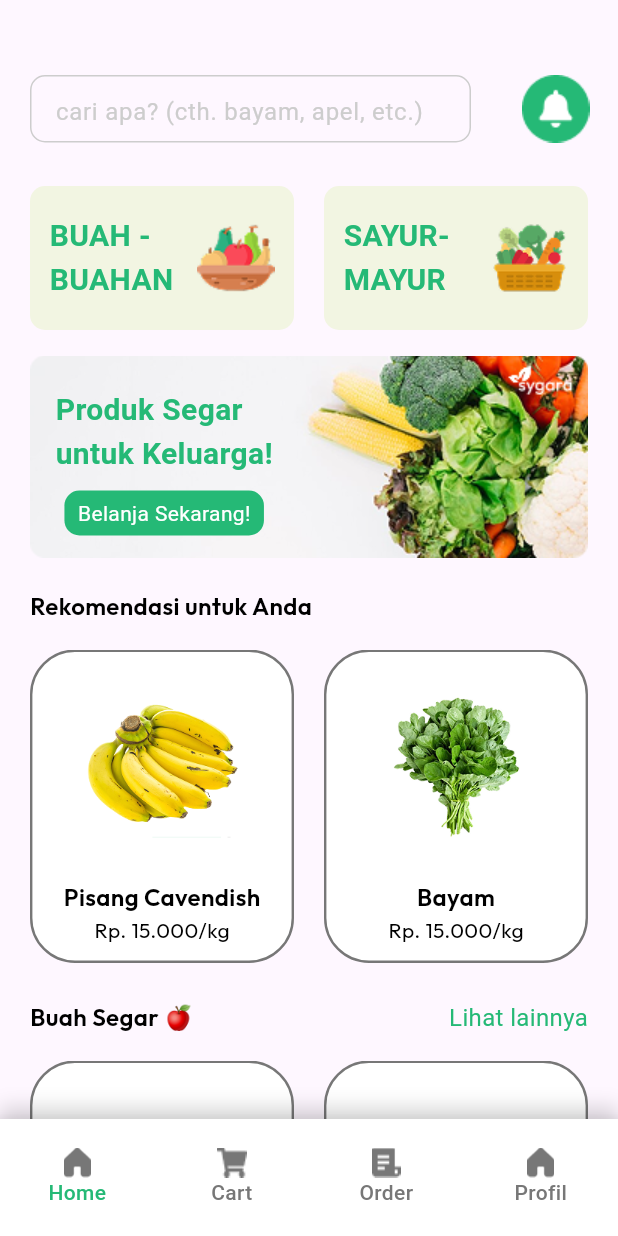
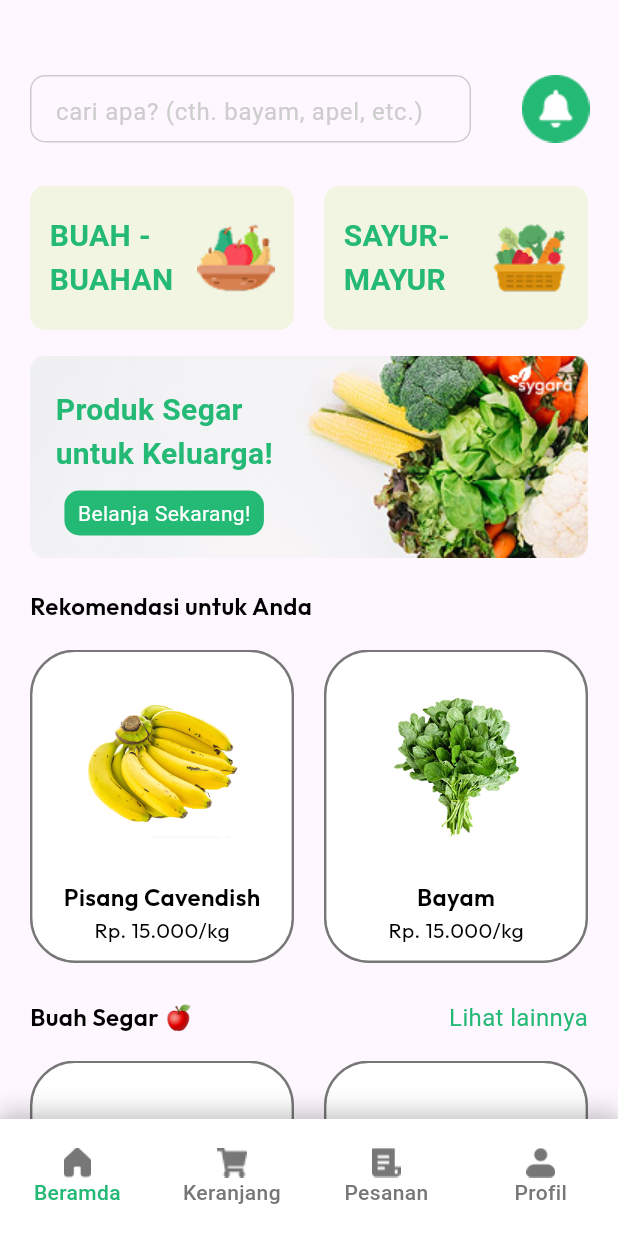
Before and after one commit to daudsutanssyah/sygara_app, a Flutter app: the screen it shows after launch, on a phone screen of 412 x 824 dp. Run offline on Flutter 3.47's test engine with Material 3 defaults, Android fonts, the phone set to English and light mode, and no system bars; our stand-ins replace google_fonts.

Commit message:
perbarui label bottom navbar

```diff
--- a/lib/screens/bottom_nav_bar.dart
+++ b/lib/screens/bottom_nav_bar.dart
@@ -47,49 +47,50 @@ class _BottomNavBarState extends State<BottomNavBar> {
         child: BottomNavigationBar(
           items: [
             BottomNavigationBarItem(
-              label: 'Home',
               icon: Image.asset(
-                'assets/icon/ic-home.png',
+                "assets/icon/ic-home.png",
                 width: 20,
                 height: 20,
               ),
+
+              label: "Beramda",
             ),
             BottomNavigationBarItem(
-              label: 'Cart',
               icon: Image.asset(
-                'assets/icon/ic-cart.png',
+                "assets/icon/ic-cart.png",
                 width: 20,
                 height: 20,
               ),
+              label: "Keranjang",
             ),
             BottomNavigationBarItem(
-              label: 'Order',
               icon: Image.asset(
-                'assets/icon/ic-pesanan.png',
+                "assets/icon/ic-pesanan.png",
                 width: 20,
                 height: 20,
               ),
+              label: "Pesanan",
             ),
             BottomNavigationBarItem(
-              label: 'Profil',
               icon: Image.asset(
-                'assets/icon/ic-home.png',
+                "assets/icon/ic-profil.png",
                 width: 20,
                 height: 20,
               ),
+              label: "Profil",
             ),
           ],
           currentIndex: selectedIndex,
           selectedItemColor: primaryColor,
           unselectedItemColor: secondaryColor,
           onTap: itemOnTapped,
+          backgroundColor: whiteColor,
           type: BottomNavigationBarType.fixed,
-          backgroundColor: whiteColor,
-          selectedLabelStyle: TextStyle(
+          selectedLabelStyle: const TextStyle(
             fontSize: 14,
             fontWeight: FontWeight.w500,
           ),
-          unselectedLabelStyle: TextStyle(
+          unselectedLabelStyle: const TextStyle(
             fontSize: 14,
             fontWeight: FontWeight.w500,
           ),
```
